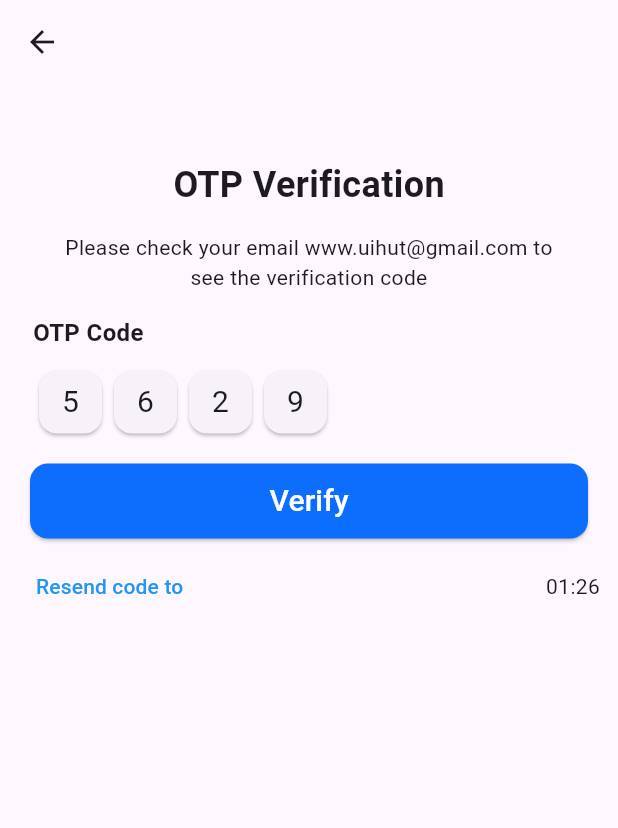
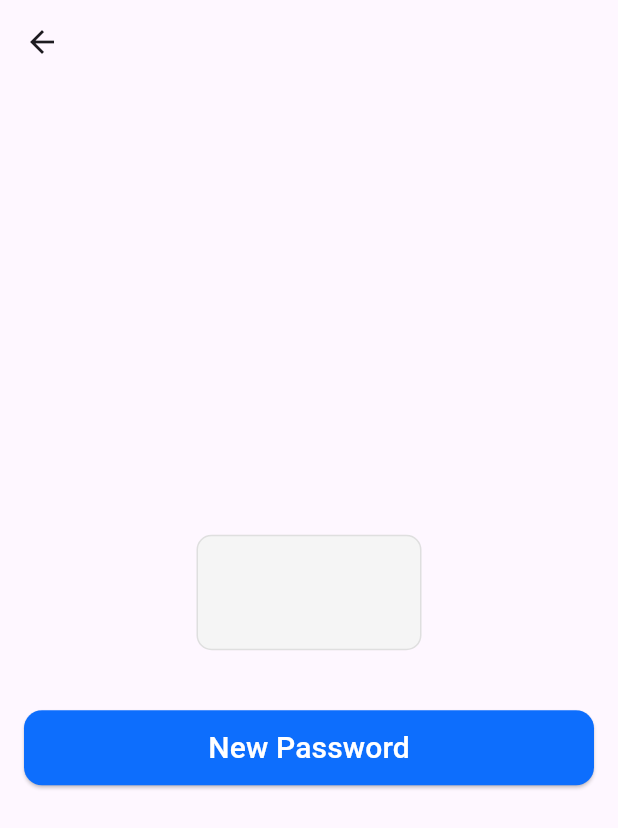
Before and after one commit to araful39/travel, a Flutter app: the OtpVerification screen opened directly, on a phone screen of 412 x 824 dp. Shown: the top 828 px of the screen. Run offline on Flutter 3.47's test engine with Material 3 defaults, Android fonts, the phone set to English and light mode, and no system bars; our stand-ins replace get, image_picker, shared_preferences, smooth_page_indicator, table_calendar; accounts and stored records are empty.

Commit message:
getx use to in this project ,already authentication all page done

```diff
--- a/lib/common/widgets/custom_text_field.dart
+++ b/lib/common/widgets/custom_text_field.dart
@@ -1,4 +1,5 @@
 import 'package:flutter/material.dart';
+import 'package:flutter/services.dart';
 import 'package:travel/utills/constants/colors.dart';
 
 class CustomTextField extends StatelessWidget {
@@ -8,23 +9,26 @@ class CustomTextField extends StatelessWidget {
   final Color? suffixColor;
   final bool? prefixIcons;
   final bool? obscureText;
+  final int? maxLength;
   final VoidCallback? onPressSuffix;
-
+final double? fontSize;
 
   const CustomTextField({
     super.key,
     required this.hintText,
     this.suffixIcon,
     this.suffixColor,
-    this.prefixIcons, this.onPressSuffix, required this.controller,  this.obscureText,
+    this.prefixIcons, this.onPressSuffix, required this.controller,  this.obscureText, this.maxLength, this.fontSize,
   });
 
   @override
   Widget build(BuildContext context) {
     return TextField(
+  style: TextStyle(fontSize: fontSize),
       controller: controller,
       obscureText: obscureText?? false,
       obscuringCharacter: "*",
+      maxLength: maxLength,
       decoration: InputDecoration(
 
         filled: true,
--- /dev/null
+++ b/lib/features/authentication/controller/otp_controller.dart
@@ -0,0 +1,30 @@
+import 'package:flutter/material.dart';
+import 'package:get/get.dart';
+import 'package:shared_preferences/shared_preferences.dart';
+import 'package:travel/features/authentication/screen/signin/signin.dart';
+
+class OtpController extends GetxController {
+  TextEditingController passwordController = TextEditingController();
+
+  newPasswordToLogIn() async {
+    final SharedPreferences prefs = await SharedPreferences.getInstance();
+    if (passwordController.text.isEmpty) {
+      Get.snackbar("Please Fill up ", "Set a password", colorText: Colors.red);
+      return;
+    }
+
+    String? password = passwordController.text.isEmpty
+        ? "Password"
+        : passwordController.text.length < 6
+            ? "Password less than 8 characters"
+            : null;
+    if (password != null) {
+      Get.snackbar("Please Fill up", password, colorText: Colors.red);
+    } else {
+      Get.offAll(const SignIn());
+      prefs.setString("password", passwordController.text).obs;
+      update();
+      passwordController.clear();
+    }
+  }
+}
--- a/lib/features/authentication/screen/otp_verification/otp_verification.dart
+++ b/lib/features/authentication/screen/otp_verification/otp_verification.dart
@@ -1,94 +1,35 @@
 import 'package:flutter/material.dart';
 import 'package:get/get.dart';
 import 'package:travel/common/widgets/button/custom_eleveted_button.dart';
-import 'package:travel/common/widgets/button/text_button.dart';
-import 'package:travel/features/authentication/screen/otp_verification/widget/otp.dart';
-import 'package:travel/features/authentication/screen/signin/signin.dart';
-import 'package:travel/utills/constants/sizes.dart';
+import 'package:travel/common/widgets/custom_text_field.dart';
+import 'package:travel/features/authentication/controller/otp_controller.dart';
 import 'package:travel/utills/constants/text.dart';
 
 class OtpVerification extends StatelessWidget {
-  const OtpVerification({super.key});
-
+   OtpVerification({super.key});
+final OtpController controller=Get.put(OtpController());
   @override
   Widget build(BuildContext context) {
     return Scaffold(
       appBar: AppBar(),
-      body: SingleChildScrollView(
-        child: Center(
-          child: Padding(
-            padding: const EdgeInsets.only(right: 12,left: 12,top: 50),
-            child: Column(
-              mainAxisAlignment: MainAxisAlignment.center,
-              children: [
-                const Padding(
-                  padding: EdgeInsets.only(left: 20,right: 20),
-                  child: Column(
-                    crossAxisAlignment: CrossAxisAlignment.center,
-                    mainAxisAlignment: MainAxisAlignment.center,
-                    children: [
-                      Text(
-                        RTexts.otpVerification,
-                        style: TextStyle(fontSize: RSizes.lg,fontWeight: FontWeight.bold),
-                      ),
-                      SizedBox(
-                        height: 15,
-                      ),
-                      Text(RTexts.otpSubTitle,textAlign: TextAlign.center,),
-                    ],
-                  ),
-                ),
-                const SizedBox(
-                  height: 15,
-                ),
-                const Padding(
-                  padding: EdgeInsets.only(left: 10),
-                  child: Row(
-                    mainAxisAlignment: MainAxisAlignment.start,
-                    children: [
-                      Column(
-                        crossAxisAlignment: CrossAxisAlignment.start,
-                        children: [
-                          Text(
-                            RTexts.otpCode,
-                            style: TextStyle(fontSize: RSizes.md,fontWeight: FontWeight.bold),
-                          ),
-                          SizedBox(
-                            height: 10,
-                          ),
-                          Row(
-                            children: [
-                              OtpCodeField(otp: '5',),
-                              OtpCodeField(otp: '6',),
-                              OtpCodeField(otp: '2',),
-                              OtpCodeField(otp: '9',),
+      body: Center(
+        child: Padding(
+          padding: const EdgeInsets.all(8.0),
+          child: Column(
+            mainAxisAlignment: MainAxisAlignment.center,
+            children: [
+          SizedBox(
+              width: 150,
+              child: CustomTextField(
+                fontSize: 30,
 
-                            ],
-                          )
-                        ],
-                      ),
-                    ],
-                  ),
-                ),
-                const SizedBox(
-                  height: RSizes.md,
-                ),
-                CustomElevatedButton(buttonName: RTexts.verify, onPress: (){
-                  Get.to(()=>const SignIn());
-                }),
-                const SizedBox(
-                  height: RSizes.sm,
-                ),
-                Row(mainAxisAlignment: MainAxisAlignment.spaceBetween,
-                  children: [
-                    CustomTextButton(buttonName: RTexts.otpResend, onPress: (){
+                  hintText: '', controller: controller.passwordController)),
+              SizedBox(
+                height: 40,
+              ),
+              CustomElevatedButton(buttonName: RTexts.newPassword, onPress: controller.newPasswordToLogIn),
 
-                    }),
-                    const Text(RTexts.otpTime)
-                  ],
-                )
-              ],
-            ),
+            ],
           ),
         ),
       ),
--- a/lib/features/authentication/screen/signin/signin.dart
+++ b/lib/features/authentication/screen/signin/signin.dart
@@ -55,7 +55,8 @@ class SignIn extends StatelessWidget {
                Obx(()=>Padding(
                  padding: const EdgeInsets.all(8.0),
                  child: CustomTextField(
-
+                   obscureText: controller.isTroggle.value,
+                   onPressSuffix: controller.troggle,
                    hintText: 'Password',
                    suffixIcon: controller.isTroggle.value ?Icons.visibility_off:Icons.visibility, controller: controller.passwordController,
                  ),
--- a/lib/main.dart
+++ b/lib/main.dart
@@ -1,7 +1,9 @@
 import 'package:flutter/cupertino.dart';
 import 'package:get/get_navigation/src/root/get_material_app.dart';
 import 'package:shared_preferences/shared_preferences.dart';
+import 'package:travel/features/authentication/screen/splash/splash.dart';
 
+import 'features/authentication/screen/otp_verification/otp_verification.dart';
 import 'features/authentication/screen/signin/signin.dart';
 
 
@@ -19,8 +21,8 @@ class MyApp extends StatelessWidget {
 
   @override
   Widget build(BuildContext context) {
-    return  const GetMaterialApp(
-      home: SignIn(),
+    return   GetMaterialApp(
+      home: Splash(),
       debugShowCheckedModeBanner: false,
     );
   }
--- a/lib/utills/constants/colors.dart
+++ b/lib/utills/constants/colors.dart
@@ -8,4 +8,7 @@ class RColores {
   static const Color black = Colors.black;
 
   static const Color white = Colors.white;
+  static const Color red = Colors.red;
+
+
 }
--- a/lib/utills/constants/text.dart
+++ b/lib/utills/constants/text.dart
@@ -83,6 +83,8 @@ static const String previousTrips="Privious Tips";
 static const String settings="Settings";
   static const String version="Version";
   static const String logout="Log Out";
+  static const String enterYourNewPassword="Enter Your New Password";
+  static const String newPassword="New Password";
 
 
 
```
Also changed, not shown: lib/features/authentication/controller/forget_controller.dart (added, +40 -0 lines), lib/features/authentication/controller/signIn_controller.dart (+20 -18 lines), lib/features/authentication/controller/signup_controller.dart (+6 -2 lines), lib/features/authentication/controller/splash_controller.dart (added, +20 -0 lines), lib/features/authentication/screen/forget_password/forget_password.dart (+5 -34 lines), lib/features/authentication/screen/splash/splash.dart (+3 -20 lines), lib/features/shop/controller/navagationMenu_controller.dart (added).
